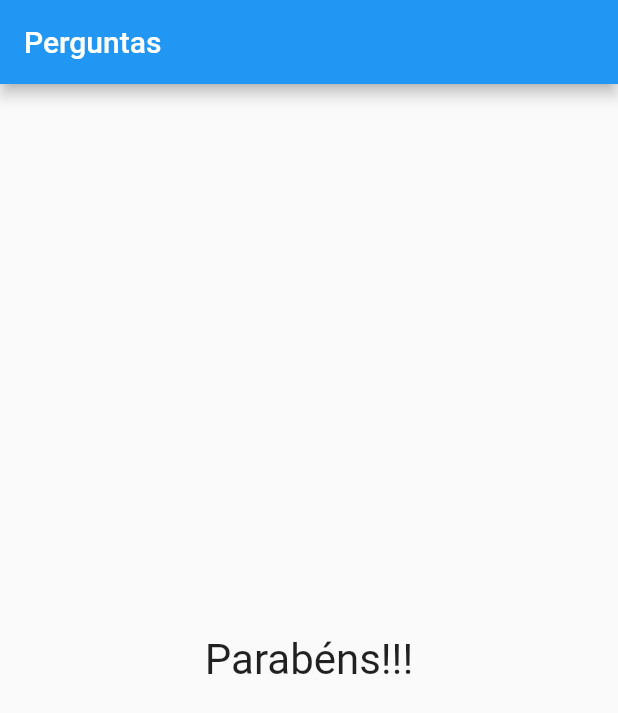
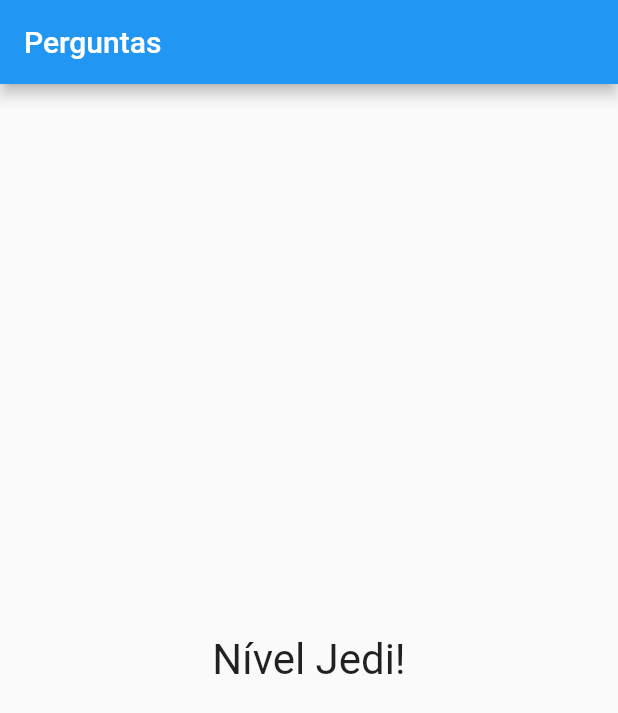
Before and after one commit to masilvasql/Flutter_course, a Flutter app: the screen it shows after launch, after a tap on "Preto", after a tap on "Cobra", after a tap on "Leo", on a phone screen of 412 x 824 dp. Shown: the top 713 px of the screen. Run offline on Flutter 3.47's test engine with Material 2 defaults, Android fonts, the phone set to English and light mode, and no system bars.

Commit message:
adicionado texto dinâmico conforme pontuação

```diff
--- a/projeto_perguntas/lib/main.dart
+++ b/projeto_perguntas/lib/main.dart
@@ -8,7 +8,7 @@ main() => runApp(const PerguntaApp());
 
 class _PerguntaAppState extends State<PerguntaApp> {
   var _perguntaSelecionada = 0;
-  var _pontuacaoTotal = 0;
+  int _pontuacaoTotal = 0;
 
   final List<Map<String, Object>> _perguntas = const [
     {
@@ -66,7 +66,7 @@ class _PerguntaAppState extends State<PerguntaApp> {
                 perguntas: _perguntas,
                 responder: _responder,
               )
-            : const Resultado(),
+            : Resultado(pontuacao: _pontuacaoTotal),
       ),
     );
   }
--- a/projeto_perguntas/lib/resultado.dart
+++ b/projeto_perguntas/lib/resultado.dart
@@ -1,14 +1,28 @@
 import 'package:flutter/material.dart';
 
 class Resultado extends StatelessWidget {
-  const Resultado({Key? key}) : super(key: key);
+  const Resultado({Key? key, required this.pontuacao}) : super(key: key);
+
+  final int pontuacao;
+
+  String get fraseResultado {
+    if (pontuacao < 8) {
+      return "Parabéns!";
+    } else if (pontuacao < 12) {
+      return "Você é bom!";
+    } else if (pontuacao < 16) {
+      return "impressionante!";
+    } else {
+      return "Nível Jedi!";
+    }
+  }
 
   @override
   Widget build(BuildContext context) {
-    return const Center(
+    return Center(
         child: Text(
-      "Parabéns!!!",
-      style: TextStyle(fontSize: 28),
+      fraseResultado,
+      style: const TextStyle(fontSize: 28),
     ));
   }
 }
```
